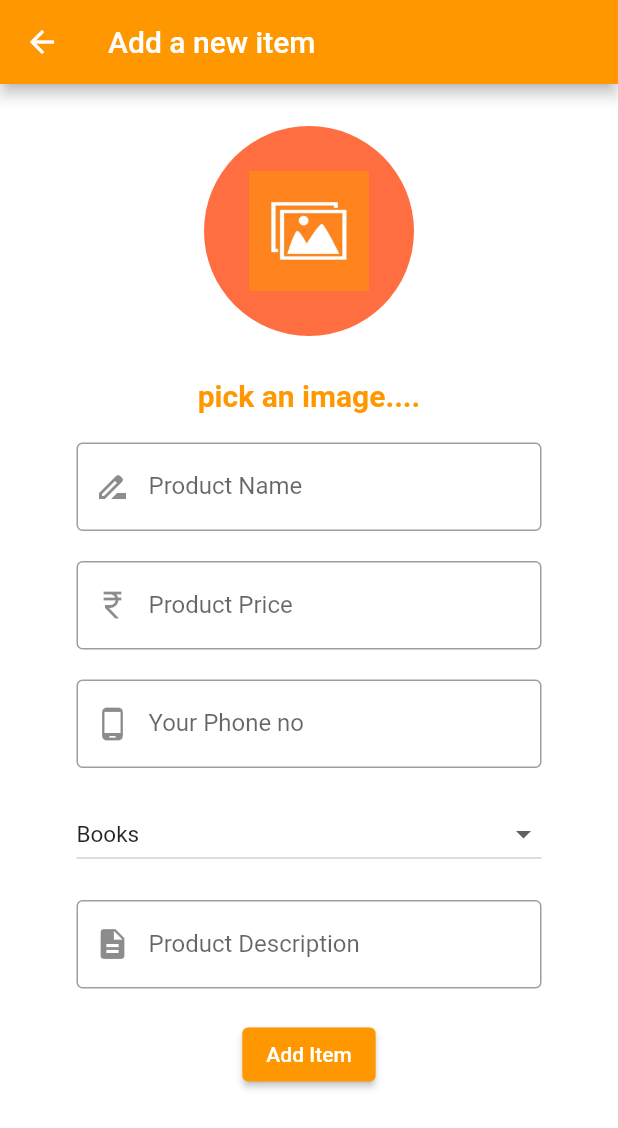
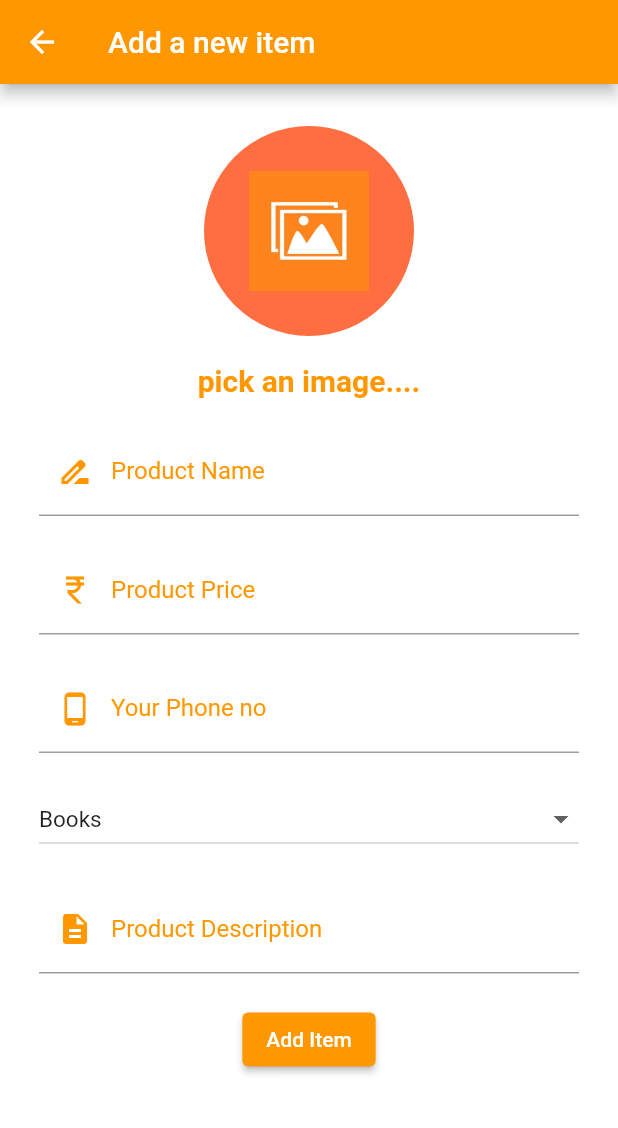
Before and after one commit to KParidhi/shop, a Flutter app: the ItemForm screen opened directly, on a phone screen of 412 x 824 dp. Shown: the top 1128 px of the screen. Run offline on Flutter 3.47's test engine with Material 2 defaults, Android fonts, the phone set to English and light mode, and no system bars; our stand-ins replace cached_network_image, cloud_firestore, curved_navigation_bar, firebase_auth, firebase_core, firebase_database and 7 more; missing offline and left inert: clippy_flutter; accounts and stored records are empty.

Commit message:
home first commit

```diff
--- a/lib/main.dart
+++ b/lib/main.dart
@@ -7,7 +7,7 @@ import 'package:home/models/FIrebaseH.dart';
 
 import 'package:home/pages/HomePage.dart';
 
-import 'package:home/pages/LoginPage.dart';
+
 import 'package:home/pages/splash.dart';
 
 import 'models/usermodel.dart';
--- a/lib/pages/ItemForm.dart
+++ b/lib/pages/ItemForm.dart
@@ -79,7 +79,7 @@ class _ItemFormState extends State<ItemForm> {
                           ),
 
                         ),
-                        SizedBox(height: 20,),
+                        SizedBox(height: 10,),
                         Text("pick an image....",
                         style: TextStyle(
                           color: Colors.orange,
@@ -90,7 +90,7 @@ class _ItemFormState extends State<ItemForm> {
                         SizedBox(height: 20,),
 
                         Container(
-                          width: 310,
+                          width: 360,
                           child:Column(
                             children: [
 
@@ -100,10 +100,20 @@ class _ItemFormState extends State<ItemForm> {
                             decoration: InputDecoration(
 
                               labelText: 'Product Name',
+                              labelStyle: TextStyle(
+                                color: Colors.orange
+                              ),
                               hintText: 'enter name',
-                              prefixIcon: Icon(Icons.drive_file_rename_outline),
+                              prefixIcon: Icon(Icons.drive_file_rename_outline,
+                              color: Colors.orange,),
 
-                              border: OutlineInputBorder(),),
+                                focusedBorder:  OutlineInputBorder(
+                                  borderRadius: BorderRadius.circular(15),
+                                  borderSide: BorderSide(
+                                      width: 1.5,
+                                      color: Colors.orange,
+                                  ),
+                                ),),
 
                             validator: (value) {
                               if (value == null || value.isEmpty) {
@@ -124,10 +134,20 @@ class _ItemFormState extends State<ItemForm> {
                           decoration: InputDecoration(
 
                               labelText: 'Product Price',
+                              labelStyle: TextStyle(
+                                  color: Colors.orange
+                              ),
                               hintText: 'enter Price',
-                              prefixIcon: Icon(Icons.currency_rupee),
+                              prefixIcon: Icon(Icons.currency_rupee,
+                                color:Colors.orange ,),
 
-                              border: OutlineInputBorder()
+                            focusedBorder:  OutlineInputBorder(
+                              borderRadius: BorderRadius.circular(15),
+                              borderSide: BorderSide(
+                                width: 1.5,
+                                color: Colors.orange,
+                              ),
+                            ),
                           ),
                           validator: (value) {
                             if (value == null || value.isEmpty) {
@@ -149,10 +169,19 @@ class _ItemFormState extends State<ItemForm> {
 
 
                             labelText: 'Your Phone no',
+                            labelStyle: TextStyle(
+                                color: Colors.orange
+                            ),
                             hintText: 'enter your phone no.',
-                            prefixIcon: Icon(Icons.phone_android),
+                            prefixIcon: Icon(Icons.phone_android,
+                            color: Colors.orange,),
 
-                            border: OutlineInputBorder(
+                            focusedBorder:  OutlineInputBorder(
+                              borderRadius: BorderRadius.circular(15),
+                              borderSide: BorderSide(
+                                width: 1.5,
+                                color: Colors.orange,
+                              ),
                             ),
                           ),
 
@@ -204,10 +233,20 @@ class _ItemFormState extends State<ItemForm> {
                           decoration: InputDecoration(
 
                               labelText: 'Product Description',
+                              labelStyle: TextStyle(
+                                  color: Colors.orange
+                              ),
                               hintText: 'enter description(Short)',
-                              prefixIcon: Icon(Icons.description),
+                              prefixIcon: Icon(Icons.description,
+                              color: Colors.orange,),
 
-                              border: OutlineInputBorder()
+                            focusedBorder:  OutlineInputBorder(
+                              borderRadius: BorderRadius.circular(15),
+                              borderSide: BorderSide(
+                                width: 1.5,
+                                color: Colors.orange,
+                              ),
+                            ),
                           ),
                           validator: (value) {
                             if (value == null || value.isEmpty) {
--- a/lib/pages/LoginPage.dart
+++ b/lib/pages/LoginPage.dart
@@ -12,8 +12,6 @@ import 'package:flutter/material.dart';
 import 'package:home/pages/forgotPasswordPage.dart';
 import 'package:home/services/Auth_Service.dart';
 
-
-import 'globals.dart';
 class LoginPage extends StatefulWidget{
   LoginPage({ super.key });
 
@@ -22,9 +20,10 @@ class LoginPage extends StatefulWidget{
 }
 
 class _LoginPageState extends State<LoginPage>{
-  //firebase_auth.FirebaseAuth firebaseAuth = firebase_auth.FirebaseAuth.instance;
+
   TextEditingController _emailController = TextEditingController();
   TextEditingController _pwdController = TextEditingController();
+
   bool circular =false;
   late AuthClass authClass;
   void asyncButtonItem() async {
```
Also changed, not shown: lib/pages/SignUpPage.dart (+56 -49 lines).
